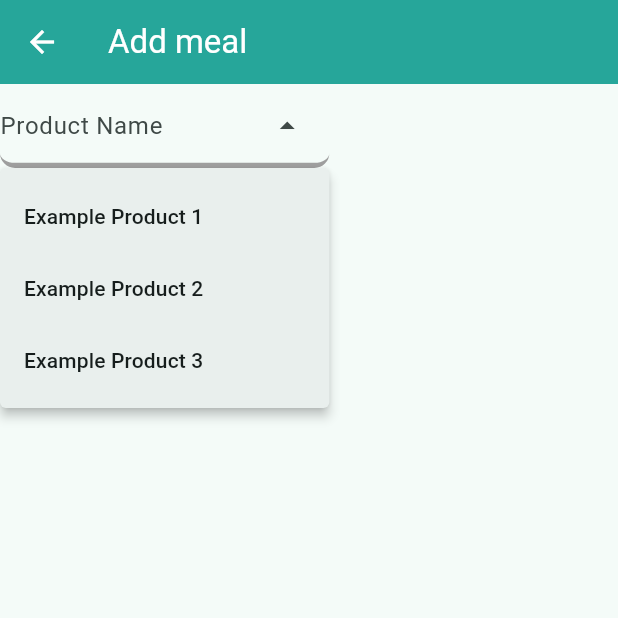
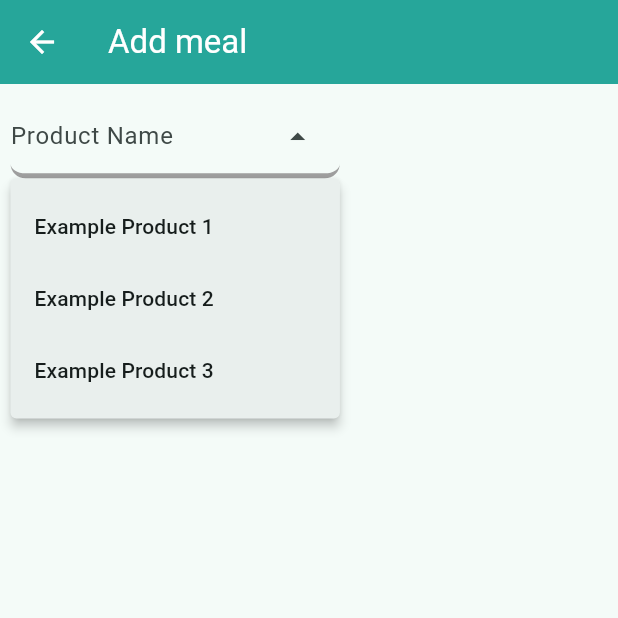
Before and after one commit to MarcPaepper/FoodTracker, a Flutter app: the AddMealView screen opened by its route, after a tap on "Example Product 1", on a phone screen of 412 x 824 dp, the top half of it. Run offline on Flutter 3.47's test engine with Material 3 defaults, Android fonts, the phone set to English and light mode, and no system bars.

```diff
--- a/lib/services/data/data_exceptions.dart
+++ b/lib/services/data/data_exceptions.dart
@@ -1,3 +1,4 @@
 class InputOutOfRangeException implements Exception {}
 class NotUniqueException implements Exception {}
 class CircularReferenceException implements Exception {}
+class DataNotLoadedException implements Exception {}
--- a/lib/services/data/data_provider.dart
+++ b/lib/services/data/data_provider.dart
@@ -3,5 +3,6 @@ import 'data_objects.dart';
 
 abstract class DataProvider {
   Future<String> loadData();
-  List<Product> getProducts();
+  bool isLoaded();
+  List<Product> get products;
 }
--- a/lib/services/data/data_service.dart
+++ b/lib/services/data/data_service.dart
@@ -6,12 +6,22 @@ import 'debug_data_provider.dart';
 class DataService implements DataProvider {
   final DataProvider _provider;
   const DataService(this._provider);
+  // cache data service
+  static final Map<String, DataService> _cache = {};
 
-  factory DataService.debug() => DataService(DebugDataProvider());
+  factory DataService.debug() {
+    if (!_cache.containsKey("debug")) {
+      _cache["debug"] = DataService(DebugDataProvider());
+    }
+    return _cache["debug"]!;
+  }
 
   @override
   Future<String> loadData() => _provider.loadData();
 
   @override
-  List<Product> getProducts() => _provider.getProducts();
+  bool isLoaded() => _provider.isLoaded();
+
+  @override
+  List<Product> get products => _provider.products;
 }
--- a/lib/services/data/debug_data_provider.dart
+++ b/lib/services/data/debug_data_provider.dart
@@ -1,26 +1,40 @@
+import 'package:food_tracker/services/data/data_exceptions.dart';
+
 import 'data_provider.dart';
 import 'data_objects.dart';
 
 class DebugDataProvider implements DataProvider {
-  List<Product> products = [];
-  List<NutrionalValue> nutValues = [];
+  List<Product> _products = [];
+  // List<NutrionalValue> _nutValues = [];
+  bool _loaded = false;
 
   @override
   Future<String> loadData() {
+    if (_loaded) return Future.value("data already loaded");
     return Future.delayed(
-      const Duration(milliseconds: 500), () {
+      const Duration(milliseconds: 900), () {
         // create the 7 default nutrional values
-        nutValues.add(NutrionalValue(""));
+        // nutValues.add(NutrionalValue(""));
+        _products = [
+          Product("Example Product 1"),
+          Product("Example Product 2"),
+          Product("Example Product 3"),
+        ];
+
+        _loaded = true;
         return "data loaded";
       });
   }
 
   @override
-  List<Product> getProducts() {
-    return [
-      Product("Example Product 1"),
-      Product("Example Product 2"),
-      Product("Example Product 3"),
-    ];
+  bool isLoaded() => _loaded;
+
+  @override
+  List<Product> get products {
+    if (_loaded) {
+      return _products;
+    } else {
+      throw DataNotLoadedException();
+    }
   }
 }
--- a/lib/views/add_meal_view.dart
+++ b/lib/views/add_meal_view.dart
@@ -13,7 +13,7 @@ class AddMealView extends StatefulWidget {
 
 List<DropdownMenuEntry<Product>> get dropdownItems{
   List<DropdownMenuEntry<Product>> menuItems = [];
-  List<Product> products = DataService.debug().getProducts();
+  List<Product> products = DataService.debug().products;
   for (final Product prod in products) {
     menuItems.add(DropdownMenuEntry(
       value: prod,
@@ -24,20 +24,54 @@ List<DropdownMenuEntry<Product>> get dropdownItems{
 }
 
 class _AddMealViewState extends State<AddMealView> {
+  // @override
+  // Widget build(BuildContext context) {
+  //   return Scaffold(
+  //     appBar: AppBar(
+  //       title: const Text("Add meal"),
+  //     ),
+  //     body: Column(
+  //       children: [
+  //         DropdownMenu<Product>(
+  //           enableSearch: true,
+  //           hintText: "Product Name",
+  //           onSelected: (value) {
+  //             // devtools.log("selected $value");
+  //           },
+  //           dropdownMenuEntries: dropdownItems,
+  //         ),
+  //         TextButton(
+  //           onPressed: () async {
+  //             devtools.log("User chose ${await showExampleDialog(context)}");
+  //           },
+  //           child: const Text("Dialog")
+  //         )
+  //       ],
+  //     )
+  //   );
+  // }
+
   @override
   Widget build(BuildContext context) {
-    devtools.log("test");
     return Scaffold(
       appBar: AppBar(
         title: const Text("Add meal"),
       ),
-      body: Column(
+      body: FutureBuilder(
+        future: DataService.debug().loadData(),
+        builder: (context, snapshot) {
+          switch (snapshot.connectionState) {
+
+            case ConnectionState.done:
+              return Padding(
+                padding: const EdgeInsets.all(7.0),
+                child: Column(
                   children: [
                     DropdownMenu<Product>(
                       enableSearch: true,
                       hintText: "Product Name",
                       onSelected: (value) {
-              devtools.log("selected $value");
+                        // devtools.log("selected $value");
                       },
                       dropdownMenuEntries: dropdownItems,
                     ),
@@ -48,10 +82,32 @@ class _AddMealViewState extends State<AddMealView> {
                       child: const Text("Dialog")
                     )
                   ],
+                ),
+              );
+            case ConnectionState.none:
+            case ConnectionState.waiting:
+            case ConnectionState.active:
+              return Align(
+                alignment: Alignment.topCenter,
+                child: Padding(
+                  padding: const EdgeInsets.all(50.0),
+                  child: SizedBox(
+                    width: 30,
+                    height: 30,
+                    child: CircularProgressIndicator(
+                      color: Colors.teal.shade500
+                    ),
+                  ),
                 )
               );
           }
         }
+      )
+    );
+  }
+}
+
+
 
 Future<bool> showExampleDialog(BuildContext context) {
   return showDialog<bool> (
--- a/lib/views/add_product_view.dart
+++ b/lib/views/add_product_view.dart
@@ -49,7 +49,7 @@ class _AddProductViewState extends State<AddProductView> {
                           labelText: "Name"
                         ),
                         validator: (String? value) {
-                          var products = DataService.debug().getProducts();
+                          var products = DataService.debug().products;
                           for (var prod in products) {
                             if (prod.name == value) {
                               return "Already taken";
--- a/pubspec.yaml
+++ b/pubspec.yaml
@@ -37,6 +37,7 @@ dependencies:
   cupertino_icons: ^1.0.2
 
 dev_dependencies:
+  test: ^1.24.9
   flutter_test:
     sdk: flutter
 
```
Also changed, not shown: lib/data_manager.dart (deleted, +0 -100 lines), pubspec.lock, 1 other file. Lines whose indentation alone changed are shown as unchanged.
